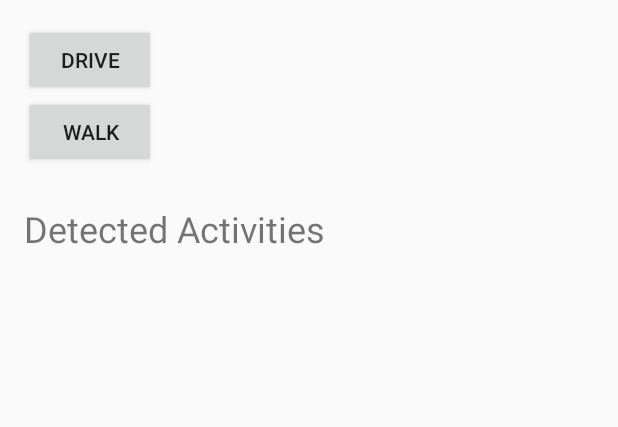
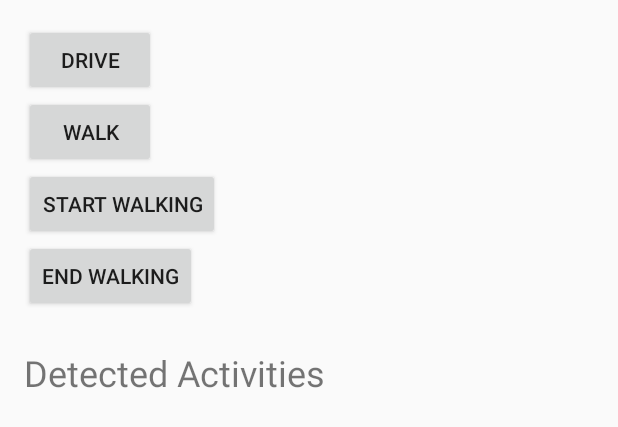
Before and after one commit to hritiu/licenta-prototip, an Android app: the layout activity_main.xml on its own in the app's theme, with its tools: preview values and no code run, on a phone screen of 412 x 824 dp. Shown: the top 427 px of the screen. Run offline under Robolectric (Android 15) with nearby library versions, the phone set to English and light mode, and no system bars.

```diff
--- a/app/src/main/java/ro/mobile/prototypeclient1/common/Constants.kt
+++ b/app/src/main/java/ro/mobile/prototypeclient1/common/Constants.kt
@@ -21,6 +21,8 @@ object Constants {
 
     const val FILE_LOCATION ="Locations.json"
 
+    const val LOG_FILE_LOCATION ="Log.txt"
+
     const val TAG = "MainActivity"
 
     const val PERMISSION_ID = 42
--- a/app/src/main/res/layout/activity_main.xml
+++ b/app/src/main/res/layout/activity_main.xml
@@ -21,6 +21,18 @@
         android:onClick="setWalkingActivity"
         android:text="Walk" />
 
+    <Button
+        android:layout_width="wrap_content"
+        android:layout_height="wrap_content"
+        android:onClick="startWalking"
+        android:text="Start Walking" />
+
+    <Button
+        android:layout_width="wrap_content"
+        android:layout_height="wrap_content"
+        android:onClick="endWalking"
+        android:text="End Walking" />
+
     <TextView
         android:id="@+id/detected_activities_title"
         android:layout_width="match_parent"
```
Also changed, not shown: app/src/main/java/ro/mobile/prototypeclient1/domain/DetectedActivitiesAdapter.kt (+16 -9 lines), app/src/main/java/ro/mobile/prototypeclient1/domain/FileHandler.kt (+39 -2 lines), app/src/main/java/ro/mobile/prototypeclient1/ui/MainActivity.kt (+12 -0 lines).
